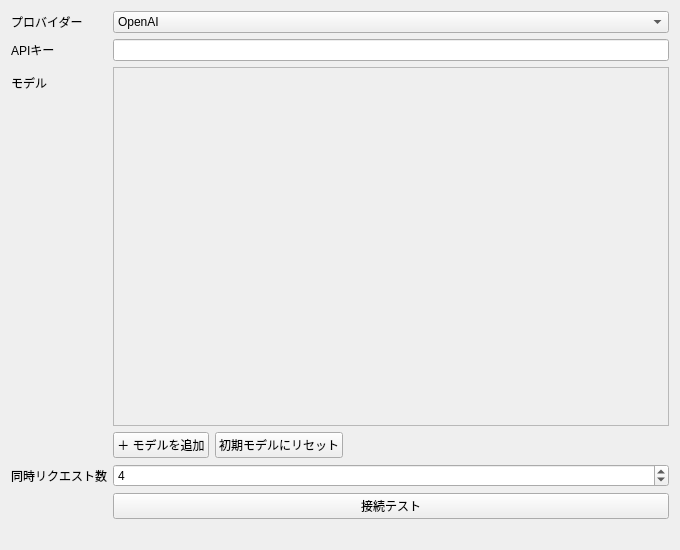
This is ui/dialogs/settings/AiPage.ui in Ikumyon/AutoLingua2 as Qt 5 draws it before an edit. The edited form follows.
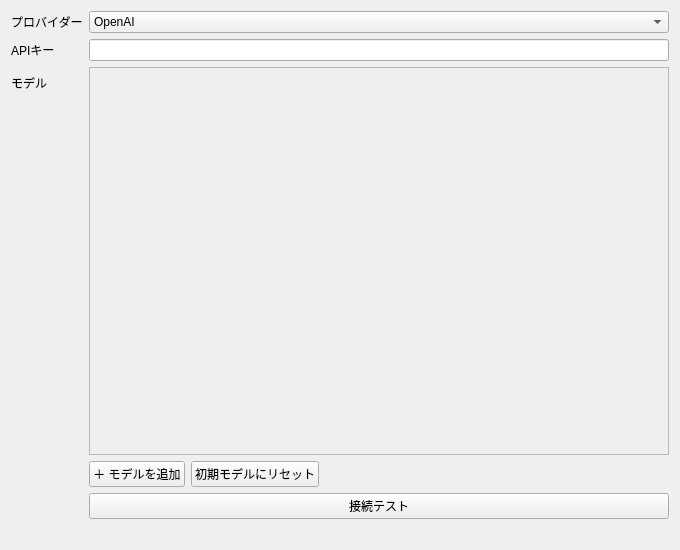
This is the edited form.

The edit to the form file:
```diff
--- a/ui/dialogs/settings/AiPage.ui
+++ b/ui/dialogs/settings/AiPage.ui
@@ -117,34 +117,14 @@
      </item>
     </layout>
    </item>
-   <item row="3" column="0">
-    <widget class="QLabel" name="labelConcurrency">
-     <property name="text">
-      <string>同時リクエスト数</string>
-     </property>
-    </widget>
-   </item>
    <item row="3" column="1">
-    <widget class="QSpinBox" name="spinConcurrency">
-     <property name="minimum">
-      <number>1</number>
-     </property>
-     <property name="maximum">
-      <number>32</number>
-     </property>
-     <property name="value">
-      <number>4</number>
-     </property>
-    </widget>
-   </item>
-   <item row="4" column="1">
     <widget class="QPushButton" name="buttonTestConnection">
      <property name="text">
       <string>接続テスト</string>
      </property>
     </widget>
    </item>
-   <item row="5" column="1">
+   <item row="4" column="1">
     <widget class="QLabel" name="labelProviderErrors">
      <property name="text">
       <string/>
```
